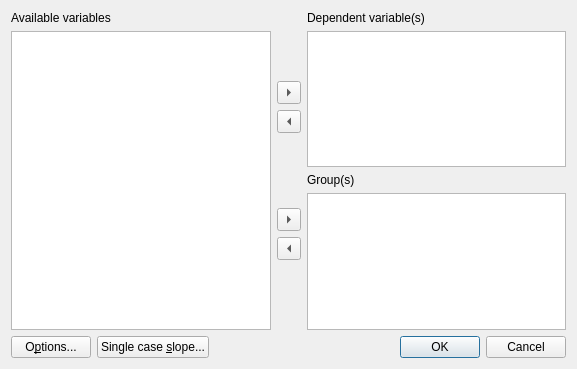
Above: cogstat/ui/compare_groups.ui from cogstat/cogstat before the change. Below: the same form after it.
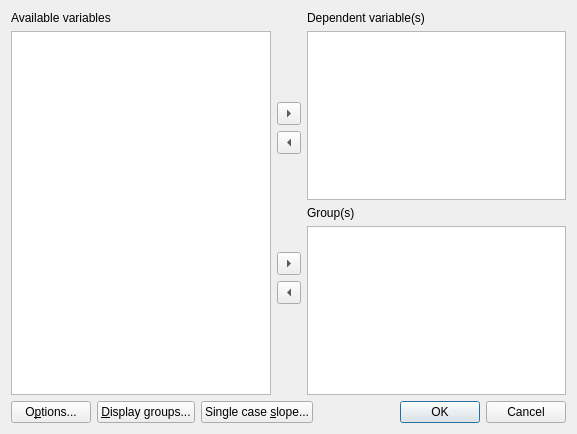
That is the form after the change.

Commit message: display groups and repeated measures variables as different colors and panels - work in progress

Patch:
```diff
--- a/cogstat/ui/compare_groups.ui
+++ b/cogstat/ui/compare_groups.ui
@@ -7,7 +7,7 @@
     <x>0</x>
     <y>0</y>
     <width>577</width>
-    <height>369</height>
+    <height>434</height>
    </rect>
   </property>
   <property name="windowTitle">
@@ -159,6 +159,13 @@
        </property>
       </widget>
      </item>
+     <item>
+      <widget class="QPushButton" name="pushButton_3">
+       <property name="text">
+        <string>&amp;Display groups...</string>
+       </property>
+      </widget>
+     </item>
      <item>
       <widget class="QPushButton" name="pushButton">
        <property name="enabled">
```
The commit also changes 21 other files.
